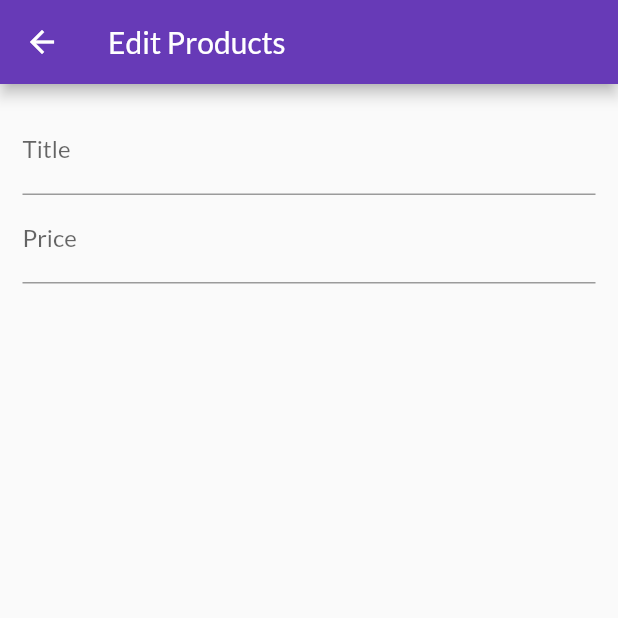
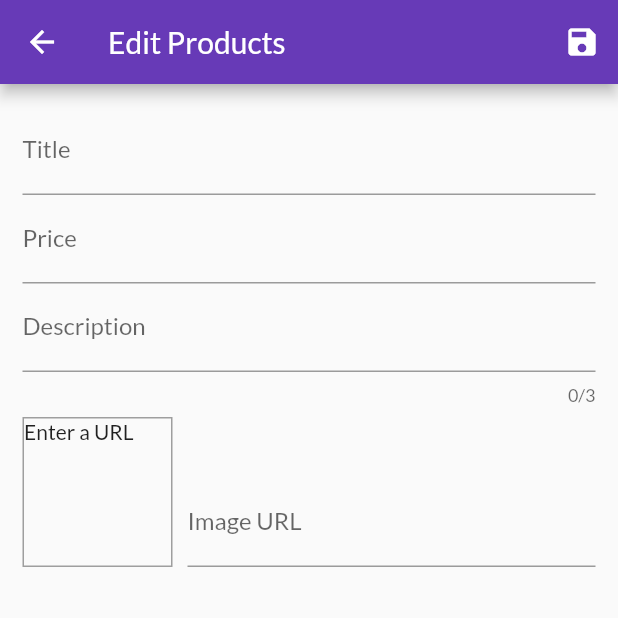
Before and after one commit to aliozer0/Shop-App, a Flutter app: the EditProductScren screen opened by its route, on a phone screen of 412 x 824 dp, the top half of it. Run offline on Flutter 3.47's test engine with Material 2 defaults, Android fonts, the phone set to English and light mode, and no system bars; our stand-ins replace badges; network calls fail.

Commit message:
submitting Forms

```diff
--- a/lib/screens/edit_product_screen.dart
+++ b/lib/screens/edit_product_screen.dart
@@ -11,11 +11,42 @@ class EditProductScren extends StatefulWidget {
 
 class _EditProductScrenState extends State<EditProductScren> {
   final _priceFocusNode = FocusNode();
+  final _descriptionFocusNode = FocusNode();
+  final _imageUrlController = TextEditingController();
+  final _imageFocusNode = FocusNode();
+  final _form = GlobalKey();
+
+  @override
+  void dispose() {
+    _priceFocusNode.dispose();
+    _descriptionFocusNode.dispose();
+    _imageUrlController.dispose();
+    _imageFocusNode.dispose();
+    _imageFocusNode.removeListener(_updateImageUrl);
+    super.dispose();
+  }
+
+  @override
+  void initState() {
+    _imageFocusNode.addListener(_updateImageUrl);
+    super.initState();
+  }
+
+  void _updateImageUrl() {
+    if (!_imageFocusNode.hasFocus) {
+      setState(() {});
+    }
+  }
+
+  void _saveForm() {}
 
   @override
   Widget build(BuildContext context) {
     return Scaffold(
-      appBar: AppBar(title: Text('Edit Products')),
+      appBar: AppBar(
+        title: Text('Edit Products'),
+        actions: [IconButton(onPressed: _saveForm, icon: Icon(Icons.save))],
+      ),
       body: Padding(
         padding: const EdgeInsets.all(15.0),
         child: Form(
@@ -33,6 +64,48 @@ class _EditProductScrenState extends State<EditProductScren> {
               textInputAction: TextInputAction.next,
               keyboardType: TextInputType.number,
               focusNode: _priceFocusNode,
+            ),
+            TextFormField(
+              decoration: InputDecoration(labelText: 'Description'),
+              maxLength: 3,
+              keyboardType: TextInputType.multiline,
+              focusNode: _descriptionFocusNode,
+              onFieldSubmitted: (value) {
+                FocusScope.of(context).requestFocus(_descriptionFocusNode);
+              },
+            ),
+            Row(
+              crossAxisAlignment: CrossAxisAlignment.end,
+              children: [
+                Container(
+                  height: 100,
+                  width: 100,
+                  margin: EdgeInsets.only(top: 8, right: 10),
+                  decoration: BoxDecoration(
+                    border: Border.all(width: 1, color: Colors.grey),
+                  ),
+                  child: _imageUrlController.text.isEmpty
+                      ? Text('Enter a URL')
+                      : FittedBox(
+                          child: Image.network(
+                            _imageUrlController.text,
+                            fit: BoxFit.cover,
+                          ),
+                        ),
+                ),
+                Expanded(
+                  child: TextFormField(
+                    decoration: InputDecoration(labelText: 'Image URL'),
+                    keyboardType: TextInputType.url,
+                    textInputAction: TextInputAction.done,
+                    controller: _imageUrlController,
+                    focusNode: _imageFocusNode,
+                    onFieldSubmitted: (_) {
+                      _saveForm();
+                    },
+                  ),
+                ),
+              ],
             )
           ],
         )),
```
